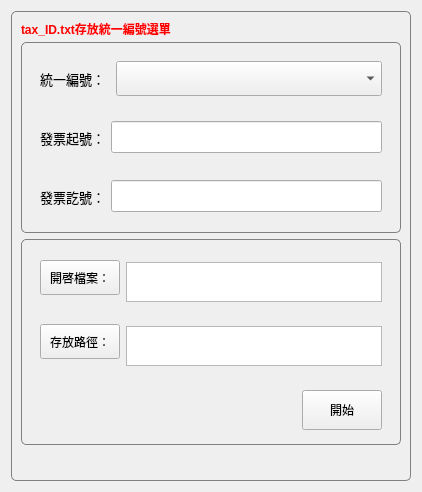
Qt form invoice_UI.ui (Andywang-95/invoicefunc) before a commit.
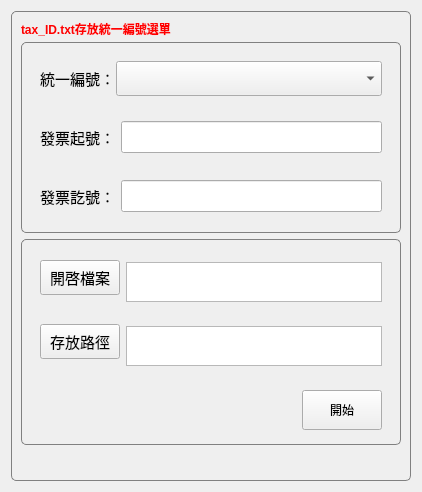
The same form after that commit.

Commit message: 更新界面細節(字體字型)，修改QLineEdit讀取語法

Diff of the .ui file:
```diff
--- a/invoice_UI.ui
+++ b/invoice_UI.ui
@@ -88,8 +88,8 @@
               </property>
               <property name="font">
                <font>
-                <family>Agency FB</family>
-                <pointsize>10</pointsize>
+                <family>新細明體</family>
+                <pointsize>11</pointsize>
                </font>
               </property>
               <property name="styleSheet">
@@ -144,8 +144,8 @@
               </property>
               <property name="font">
                <font>
-                <family>Agency FB</family>
-                <pointsize>10</pointsize>
+                <family>新細明體</family>
+                <pointsize>11</pointsize>
                 <weight>50</weight>
                 <bold>false</bold>
                 <underline>false</underline>
@@ -210,8 +210,8 @@
               </property>
               <property name="font">
                <font>
-                <family>Agency FB</family>
-                <pointsize>10</pointsize>
+                <family>新細明體</family>
+                <pointsize>11</pointsize>
                </font>
               </property>
               <property name="styleSheet">
@@ -287,14 +287,15 @@
               </property>
               <property name="font">
                <font>
-                <family>Arial</family>
+                <family>新細明體</family>
+                <pointsize>11</pointsize>
                </font>
               </property>
               <property name="focusPolicy">
                <enum>Qt::TabFocus</enum>
               </property>
               <property name="text">
-               <string>開啓檔案：</string>
+               <string>開啓檔案</string>
               </property>
              </widget>
             </item>
@@ -348,14 +349,15 @@
               </property>
               <property name="font">
                <font>
-                <family>Arial</family>
+                <family>新細明體</family>
+                <pointsize>11</pointsize>
                </font>
               </property>
               <property name="focusPolicy">
                <enum>Qt::TabFocus</enum>
               </property>
               <property name="text">
-               <string>存放路徑：</string>
+               <string>存放路徑</string>
               </property>
              </widget>
             </item>
```
Left out of the diff: 2 changed lines with no effect on the pictures. The commit also changes 3 other files.
